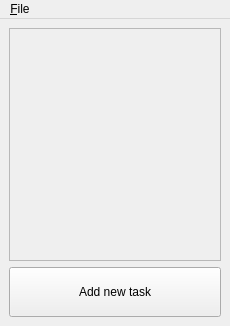
Before: the Qt Designer form MainWindow.ui in priomsrb/lighttasks, drawn with Qt 5.
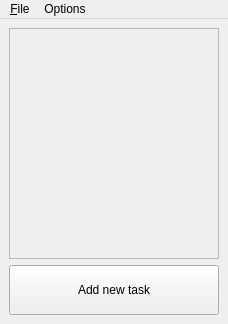
After: the same form once the commit is applied. Icons and pictures are not drawn.

Commit message: Added option to always stay on top. Closes #2

```diff
--- a/MainWindow.ui
+++ b/MainWindow.ui
@@ -6,8 +6,8 @@
    <rect>
     <x>0</x>
     <y>0</y>
-    <width>230</width>
-    <height>326</height>
+    <width>228</width>
+    <height>324</height>
    </rect>
   </property>
   <property name="windowTitle">
@@ -32,8 +32,8 @@
         <rect>
          <x>0</x>
          <y>0</y>
-         <width>212</width>
-         <height>231</height>
+         <width>210</width>
+         <height>229</height>
         </rect>
        </property>
        <layout class="QVBoxLayout" name="taskListLayout">
@@ -74,7 +74,7 @@
     <rect>
      <x>0</x>
      <y>0</y>
-     <width>230</width>
+     <width>228</width>
      <height>21</height>
     </rect>
    </property>
@@ -84,7 +84,14 @@
     </property>
     <addaction name="actionQuit"/>
    </widget>
+   <widget class="QMenu" name="menuOptions">
+    <property name="title">
+     <string>Options</string>
+    </property>
+    <addaction name="actionAlways_on_top"/>
+   </widget>
    <addaction name="menuFile"/>
+   <addaction name="menuOptions"/>
   </widget>
   <action name="actionQuit">
    <property name="text">
```
Left out of the diff: 8 changed lines with no effect on the pictures. The commit also changes 2 other files.
